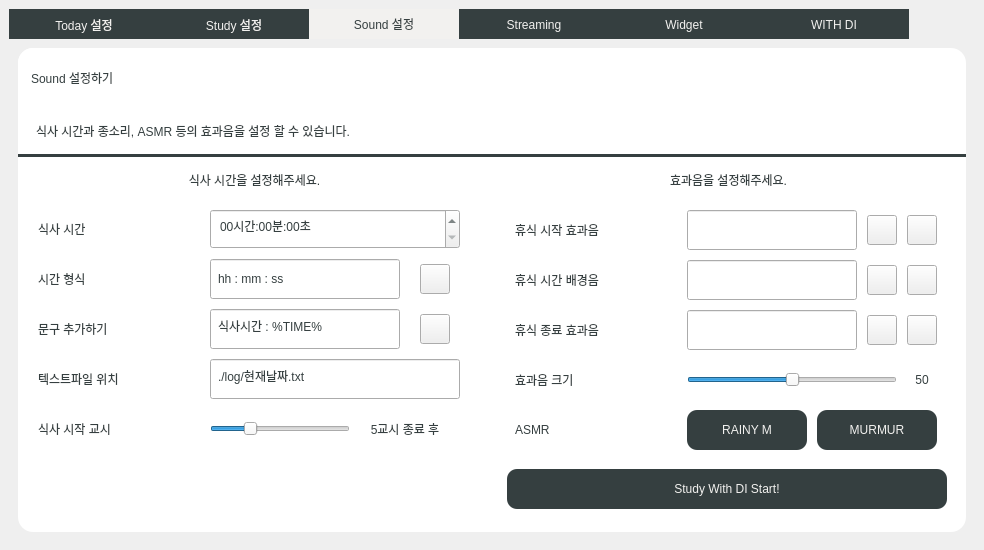
The window that resource/main.ui (DEEPI-LAB/python-study-with-me-timer) describes before a commit, drawn with Qt 5.
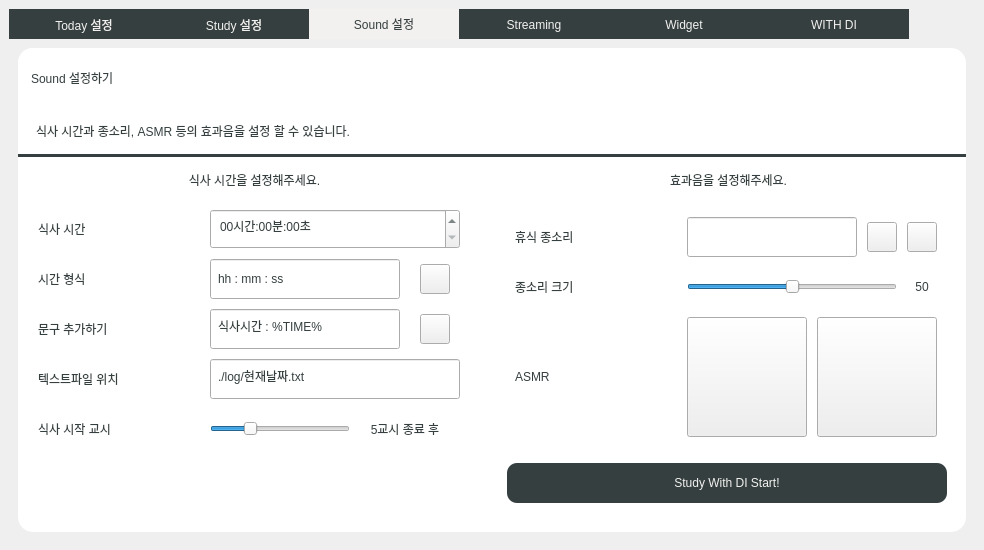
The same window after the commit. The open tabs and pages were chosen to show the change. Icons and pictures are not drawn.

Patch:
```diff
--- a/resource/main.ui
+++ b/resource/main.ui
@@ -3047,231 +3047,6 @@
                   <property name="spacing">
                    <number>10</number>
                   </property>
-                  <item row="3" column="3">
-                   <widget class="QLabel" name="sound_val">
-                    <property name="minimumSize">
-                     <size>
-                      <width>30</width>
-                      <height>40</height>
-                     </size>
-                    </property>
-                    <property name="maximumSize">
-                     <size>
-                      <width>30</width>
-                      <height>40</height>
-                     </size>
-                    </property>
-                    <property name="focusPolicy">
-                     <enum>Qt::WheelFocus</enum>
-                    </property>
-                    <property name="styleSheet">
-                     <string notr="true">padding: 1px;
-font: 15px &quot;나눔스퀘어_ac Bold&quot;;
-color :   #353F40;</string>
-                    </property>
-                    <property name="text">
-                     <string>50</string>
-                    </property>
-                    <property name="alignment">
-                     <set>Qt::AlignCenter</set>
-                    </property>
-                   </widget>
-                  </item>
-                  <item row="0" column="3">
-                   <widget class="QPushButton" name="play_1">
-                    <property name="minimumSize">
-                     <size>
-                      <width>30</width>
-                      <height>30</height>
-                     </size>
-                    </property>
-                    <property name="maximumSize">
-                     <size>
-                      <width>30</width>
-                      <height>30</height>
-                     </size>
-                    </property>
-                    <property name="styleSheet">
-                     <string notr="true">border-image: url(:/icon/play.png);</string>
-                    </property>
-                    <property name="text">
-                     <string/>
-                    </property>
-                   </widget>
-                  </item>
-                  <item row="0" column="0">
-                   <widget class="QLabel" name="label_25">
-                    <property name="minimumSize">
-                     <size>
-                      <width>170</width>
-                      <height>40</height>
-                     </size>
-                    </property>
-                    <property name="maximumSize">
-                     <size>
-                      <width>170</width>
-                      <height>40</height>
-                     </size>
-                    </property>
-                    <property name="styleSheet">
-                     <string notr="true">padding: 5px;;
-font: 20px &quot;나눔스퀘어_ac ExtraBold&quot;;
-color :#353F40;</string>
-                    </property>
-                    <property name="text">
-                     <string>휴식 시작 효과음</string>
-                    </property>
-                   </widget>
-                  </item>
-                  <item row="2" column="0">
-                   <widget class="QLabel" name="st_user_address_6">
-                    <property name="minimumSize">
-                     <size>
-                      <width>170</width>
-                      <height>40</height>
-                     </size>
-                    </property>
-                    <property name="maximumSize">
-                     <size>
-                      <width>170</width>
-                      <height>40</height>
-                     </size>
-                    </property>
-                    <property name="styleSheet">
-                     <string notr="true">padding: 5px;;
-font: 20px &quot;나눔스퀘어_ac ExtraBold&quot;;
-color :#353F40;</string>
-                    </property>
-                    <property name="text">
-                     <string>휴식 종료 효과음</string>
-                    </property>
-                   </widget>
-                  </item>
-                  <item row="1" column="1">
-                   <widget class="QLineEdit" name="break_sound_path">
-                    <property name="minimumSize">
-                     <size>
-                      <width>170</width>
-                      <height>40</height>
-                     </size>
-                    </property>
-                    <property name="maximumSize">
-                     <size>
-                      <width>170</width>
-                      <height>40</height>
-                     </size>
-                    </property>
-                    <property name="autoFillBackground">
-                     <bool>false</bool>
-                    </property>
-                    <property name="styleSheet">
-                     <string notr="true">padding: 5px;
-font: 17px &quot;나눔스퀘어_ac Bold&quot;;
-color :   #353F40;</string>
-                    </property>
-                    <property name="readOnly">
-                     <bool>true</bool>
-                    </property>
-                   </widget>
-                  </item>
-                  <item row="2" column="2">
-                   <widget class="QPushButton" name="path_3">
-                    <property name="minimumSize">
-                     <size>
-                      <width>30</width>
-                      <height>30</height>
-                     </size>
-                    </property>
-                    <property name="maximumSize">
-                     <size>
-                      <width>30</width>
-                      <height>30</height>
-                     </size>
-                    </property>
-                    <property name="styleSheet">
-                     <string notr="true">border-image: url(:/icon/add.png);</string>
-                    </property>
-                    <property name="text">
-                     <string/>
-                    </property>
-                   </widget>
-                  </item>
-                  <item row="1" column="0">
-                   <widget class="QLabel" name="st_user_name_6">
-                    <property name="minimumSize">
-                     <size>
-                      <width>170</width>
-                      <height>40</height>
-                     </size>
-                    </property>
-                    <property name="maximumSize">
-                     <size>
-                      <width>170</width>
-                      <height>40</height>
-                     </size>
-                    </property>
-                    <property name="autoFillBackground">
-                     <bool>false</bool>
-                    </property>
-                    <property name="styleSheet">
-                     <string notr="true">padding: 5px;;
-font: 20px &quot;나눔스퀘어_ac ExtraBold&quot;;
-color :#353F40;</string>
-                    </property>
-                    <property name="text">
-                     <string>휴식 시간 배경음</string>
-                    </property>
-                    <property name="margin">
-                     <number>0</number>
-                    </property>
-                   </widget>
-                  </item>
-                  <item row="0" column="1">
-                   <widget class="QLineEdit" name="break_start_sound_path">
-                    <property name="minimumSize">
-                     <size>
-                      <width>170</width>
-                      <height>40</height>
-                     </size>
-                    </property>
-                    <property name="maximumSize">
-                     <size>
-                      <width>170</width>
-                      <height>40</height>
-                     </size>
-                    </property>
-                    <property name="styleSheet">
-                     <string notr="true">padding: 5px;
-font: 17px &quot;나눔스퀘어_ac Bold&quot;;
-color :   #353F40;</string>
-                    </property>
-                    <property name="readOnly">
-                     <bool>true</bool>
-                    </property>
-                   </widget>
-                  </item>
-                  <item row="1" column="2">
-                   <widget class="QPushButton" name="path_2">
-                    <property name="minimumSize">
-                     <size>
-                      <width>30</width>
-                      <height>30</height>
-                     </size>
-                    </property>
-                    <property name="maximumSize">
-                     <size>
-                      <width>30</width>
-                      <height>30</height>
-                     </size>
-                    </property>
-                    <property name="styleSheet">
-                     <string notr="true">border-image: url(:/icon/add.png);</string>
-                    </property>
-                    <property name="text">
-                     <string/>
-                    </property>
-                   </widget>
-                  </item>
                   <item row="0" column="2">
                    <widget class="QPushButton" name="path_1">
                     <property name="maximumSize">
@@ -3288,93 +3063,7 @@
                     </property>
                    </widget>
                   </item>
-                  <item row="2" column="1">
-                   <widget class="QLineEdit" name="break_end_sound_path">
-                    <property name="minimumSize">
-                     <size>
-                      <width>170</width>
-                      <height>40</height>
-                     </size>
-                    </property>
-                    <property name="maximumSize">
-                     <size>
-                      <width>170</width>
-                      <height>40</height>
-                     </size>
-                    </property>
-                    <property name="styleSheet">
-                     <string notr="true">padding: 5px;
-font: 17px &quot;나눔스퀘어_ac Bold&quot;;
-color :   #353F40;</string>
-                    </property>
-                    <property name="readOnly">
-                     <bool>true</bool>
-                    </property>
-                   </widget>
-                  </item>
-                  <item row="2" column="3">
-                   <widget class="QPushButton" name="play_3">
-                    <property name="maximumSize">
-                     <size>
-                      <width>30</width>
-                      <height>30</height>
-                     </size>
-                    </property>
-                    <property name="styleSheet">
-                     <string notr="true">border-image: url(:/icon/play.png);</string>
-                    </property>
-                    <property name="text">
-                     <string/>
-                    </property>
-                   </widget>
-                  </item>
-                  <item row="3" column="0">
-                   <widget class="QLabel" name="st_user_week_6">
-                    <property name="minimumSize">
-                     <size>
-                      <width>170</width>
-                      <height>40</height>
-                     </size>
-                    </property>
-                    <property name="maximumSize">
-                     <size>
-                      <width>170</width>
-                      <height>40</height>
-                     </size>
-                    </property>
-                    <property name="styleSheet">
-                     <string notr="true">padding: 5px;;
-font: 20px &quot;나눔스퀘어_ac ExtraBold&quot;;
-color :#353F40;</string>
-                    </property>
-                    <property name="text">
-                     <string>효과음 크기</string>
-                    </property>
-                   </widget>
-                  </item>
-                  <item row="1" column="3">
-                   <widget class="QPushButton" name="play_2">
-                    <property name="minimumSize">
-                     <size>
-                      <width>30</width>
-                      <height>30</height>
-                     </size>
-                    </property>
-                    <property name="maximumSize">
-                     <size>
-                      <width>30</width>
-                      <height>30</height>
-                     </size>
-                    </property>
-                    <property name="styleSheet">
-                     <string notr="true">border-image: url(:/icon/play.png);</string>
-                    </property>
-                    <property name="text">
-                     <string/>
-                    </property>
-                   </widget>
-                  </item>
-                  <item row="3" column="1" colspan="2">
+                  <item row="1" column="1" colspan="2">
                    <widget class="QSlider" name="sound_slider">
                     <property name="minimumSize">
                      <size>
@@ -3399,7 +3088,55 @@
                     </property>
                    </widget>
                   </item>
-                  <item row="4" column="0">
+                  <item row="0" column="1">
+                   <widget class="QLineEdit" name="break_start_sound_path">
+                    <property name="minimumSize">
+                     <size>
+                      <width>170</width>
+                      <height>40</height>
+                     </size>
+                    </property>
+                    <property name="maximumSize">
+                     <size>
+                      <width>170</width>
+                      <height>40</height>
+                     </size>
+                    </property>
+                    <property name="styleSheet">
+                     <string notr="true">padding: 5px;
+font: 17px &quot;나눔스퀘어_ac Bold&quot;;
+color :   #353F40;</string>
+                    </property>
+                    <property name="readOnly">
+                     <bool>true</bool>
+                    </property>
+                   </widget>
+                  </item>
+                  <item row="1" column="0">
+                   <widget class="QLabel" name="st_user_week_6">
+                    <property name="minimumSize">
+                     <size>
+                      <width>170</width>
+                      <height>40</height>
+                     </size>
+                    </property>
+                    <property name="maximumSize">
+                     <size>
+                      <width>170</width>
+                      <height>40</height>
+                     </size>
+                    </property>
+                    <property name="styleSheet">
+                     <string notr="true">padding: 5px;;
+font: 20px &quot;나눔스퀘어_ac ExtraBold&quot;;
+color :#353F40;</string>
+                    </property>
+                    <property name="text">
+                     <string>종소리 크기</string>
+                    </property>
+                   </widget>
+                  </item>
+                  <item row="2" column="0">
                    <widget class="QLabel" name="label_19">
                     <property name="sizePolicy">
                      <sizepolicy hsizetype="Fixed" vsizetype="Fixed">
@@ -3429,42 +3166,27 @@
                     </property>
                    </widget>
                   </item>
-                  <item row="4" column="1" colspan="3">
+                  <item row="2" column="1" colspan="3">
                    <layout class="QHBoxLayout" name="horizontalLayout_16">
                     <item>
                      <widget class="QPushButton" name="asmr_2">
                       <property name="minimumSize">
                        <size>
                         <width>0</width>
-                        <height>40</height>
+                        <height>120</height>
                        </size>
                       </property>
                       <property name="maximumSize">
                        <size>
                         <width>16777215</width>
-                        <height>40</height>
+                        <height>120</height>
                        </size>
                       </property>
                       <property name="styleSheet">
-                       <string notr="true">QPushButton
-{
-	color: #F2F1EF;
-	font: 20px &quot;나눔스퀘어_ac Bold&quot;;
-	background-color:#353F40;
-	border : None;
-	border-radius : 10px;
-}
-
-QPushButton::hover
-{
-	color: #F2F1EF;
-	font: 20px &quot;나눔스퀘어_ac Bold&quot;;
-	background-color:#000000;
-	border :solid;
-}</string>
+                       <string notr="true">border-image: url(:/icon/asmr1.PNG);</string>
                       </property>
                       <property name="text">
-                       <string>RAINY M</string>
+                       <string/>
                       </property>
                      </widget>
                     </item>
@@ -3473,40 +3195,101 @@
                       <property name="minimumSize">
                        <size>
                         <width>0</width>
-                        <height>40</height>
+                        <height>120</height>
                        </size>
                       </property>
                       <property name="maximumSize">
                        <size>
                         <width>16777215</width>
-                        <height>40</height>
+                        <height>120</height>
                        </size>
                       </property>
                       <property name="styleSheet">
-                       <string notr="true">QPushButton
-{
-	color: #F2F1EF;
-	font: 20px &quot;나눔스퀘어_ac Bold&quot;;
-	background-color:#353F40;
-	border : None;
-	border-radius : 10px;
-}
-
-QPushButton::hover
-{
-	color: #F2F1EF;
-	font: 20px &quot;나눔스퀘어_ac Bold&quot;;
-	background-color:#000000;
-	border :solid;
-}</string>
+                       <string notr="true">border-image: url(:/icon/asmr2.PNG);</string>
                       </property>
                       <property name="text">
-                       <string>MURMUR</string>
+                       <string/>
                       </property>
                      </widget>
                     </item>
                    </layout>
                   </item>
+                  <item row="1" column="3">
+                   <widget class="QLabel" name="sound_val">
+                    <property name="minimumSize">
+                     <size>
+                      <width>30</width>
+                      <height>40</height>
+                     </size>
+                    </property>
+                    <property name="maximumSize">
+                     <size>
+                      <width>30</width>
+                      <height>40</height>
+                     </size>
+                    </property>
+                    <property name="focusPolicy">
+                     <enum>Qt::WheelFocus</enum>
+                    </property>
+                    <property name="styleSheet">
+                     <string notr="true">padding: 1px;
+font: 15px &quot;나눔스퀘어_ac Bold&quot;;
+color :   #353F40;</string>
+                    </property>
+                    <property name="text">
+                     <string>50</string>
+                    </property>
+                    <property name="alignment">
+                     <set>Qt::AlignCenter</set>
+                    </property>
+                   </widget>
+                  </item>
+                  <item row="0" column="3">
+                   <widget class="QPushButton" name="play_1">
+                    <property name="minimumSize">
+                     <size>
+                      <width>30</width>
+                      <height>30</height>
+                     </size>
+                    </property>
+                    <property name="maximumSize">
+                     <size>
+                      <width>30</width>
+                      <height>30</height>
+                     </size>
+                    </property>
+                    <property name="styleSheet">
+                     <string notr="true">border-image: url(:/icon/play.png);</string>
+                    </property>
+                    <property name="text">
+                     <string/>
+                    </property>
+                   </widget>
+                  </item>
+                  <item row="0" column="0">
+                   <widget class="QLabel" name="label_25">
+                    <property name="minimumSize">
+                     <size>
+                      <width>170</width>
+                      <height>40</height>
+                     </size>
+                    </property>
+                    <property name="maximumSize">
+                     <size>
+                      <width>170</width>
+                      <height>40</height>
+                     </size>
+                    </property>
+                    <property name="styleSheet">
+                     <string notr="true">padding: 5px;;
+font: 20px &quot;나눔스퀘어_ac ExtraBold&quot;;
+color :#353F40;</string>
+                    </property>
+                    <property name="text">
+                     <string>휴식 종소리</string>
+                    </property>
+                   </widget>
+                  </item>
                  </layout>
                 </item>
                </layout>
```
Left out of the diff: 8 changed lines with no effect on the pictures.
